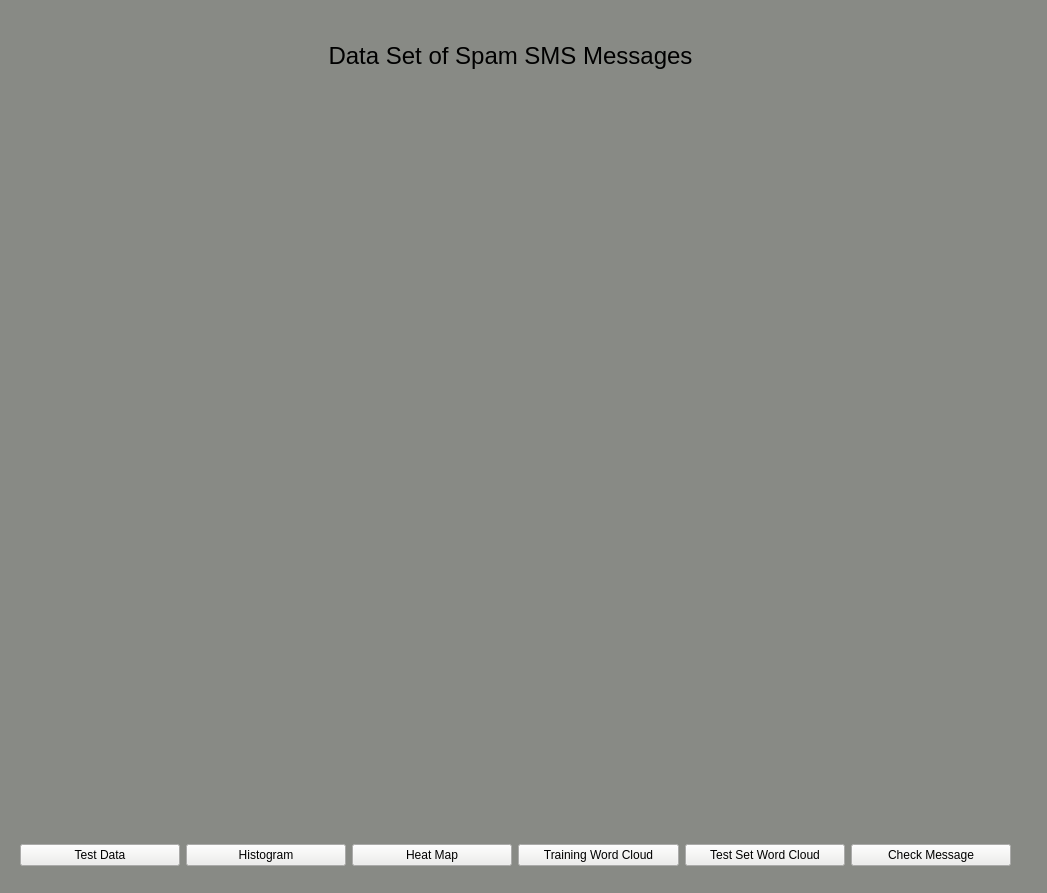
Above: MainScreen.ui from dcfox2847/smsSpam before the change. Below: the same form after it.
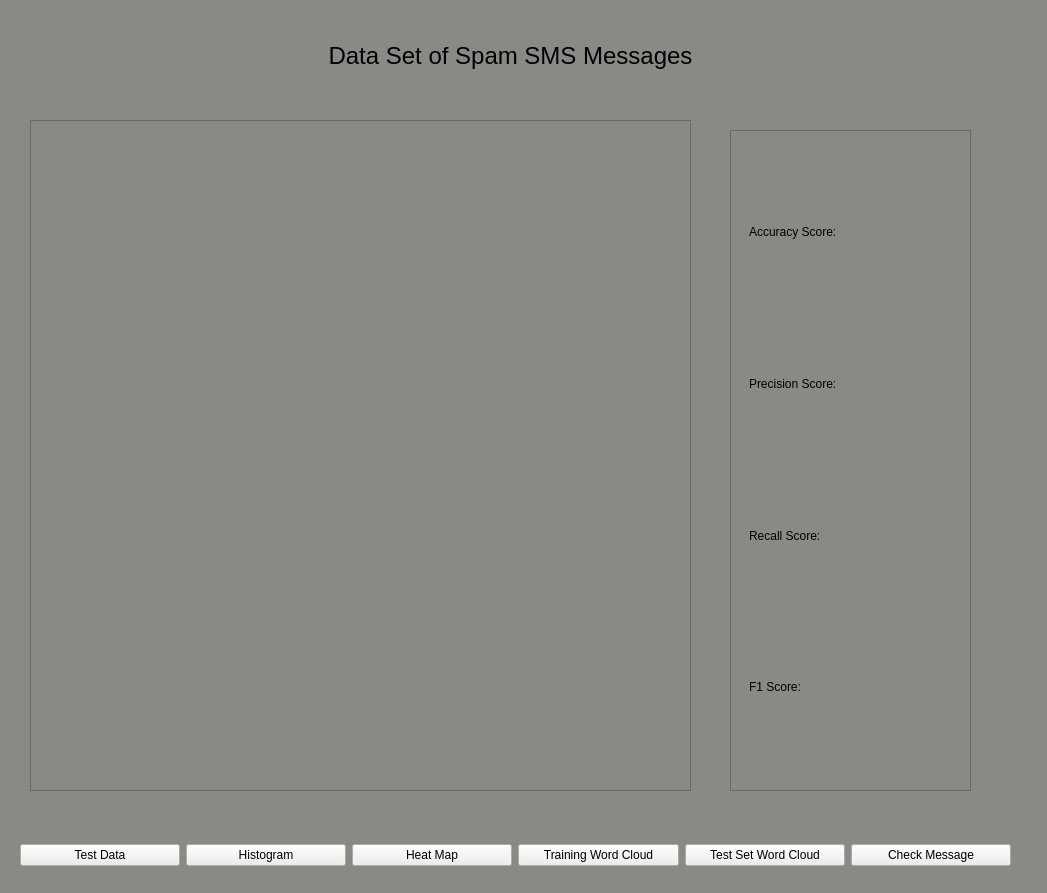
That is the form after the change. The open tabs and pages were chosen to show the change.

Commit message: TODO: -Add data into the table on main page. - Take metrics data (accuracy, etc. ) store and display on main page. - Create function that ties login page to the main window - Store login data in text file -Check for log in validity against csv / text file

What changed in the file:
```diff
--- a/MainScreen.ui
+++ b/MainScreen.ui
@@ -60,6 +60,78 @@
        <set>Qt::AlignCenter</set>
       </property>
      </widget>
+     <widget class="QFrame" name="frame">
+      <property name="geometry">
+       <rect>
+        <x>720</x>
+        <y>110</y>
+        <width>241</width>
+        <height>661</height>
+       </rect>
+      </property>
+      <property name="frameShape">
+       <enum>QFrame::StyledPanel</enum>
+      </property>
+      <property name="frameShadow">
+       <enum>QFrame::Raised</enum>
+      </property>
+      <widget class="QWidget" name="verticalLayoutWidget">
+       <property name="geometry">
+        <rect>
+         <x>19</x>
+         <y>29</y>
+         <width>201</width>
+         <height>601</height>
+        </rect>
+       </property>
+       <layout class="QVBoxLayout" name="verticalLayout">
+        <item>
+         <widget class="QLabel" name="accuracy_label">
+          <property name="text">
+           <string>Accuracy Score:</string>
+          </property>
+          <property name="alignment">
+           <set>Qt::AlignLeading|Qt::AlignLeft|Qt::AlignVCenter</set>
+          </property>
+         </widget>
+        </item>
+        <item>
+         <widget class="QLabel" name="precision_label">
+          <property name="text">
+           <string>Precision Score:</string>
+          </property>
+          <property name="alignment">
+           <set>Qt::AlignLeading|Qt::AlignLeft|Qt::AlignVCenter</set>
+          </property>
+         </widget>
+        </item>
+        <item>
+         <widget class="QLabel" name="recall_label">
+          <property name="text">
+           <string>Recall Score:</string>
+          </property>
+         </widget>
+        </item>
+        <item>
+         <widget class="QLabel" name="f1_label">
+          <property name="text">
+           <string>F1 Score:</string>
+          </property>
+         </widget>
+        </item>
+       </layout>
+      </widget>
+     </widget>
+     <widget class="QTableView" name="tableView">
+      <property name="geometry">
+       <rect>
+        <x>20</x>
+        <y>100</y>
+        <width>661</width>
+        <height>671</height>
+       </rect>
+      </property>
+     </widget>
     </widget>
     <widget class="QWidget" name="hist_page">
      <property name="styleSheet">
```
Left out of the diff: 2 changed lines with no effect on the pictures. The commit also changes 2 other files.
